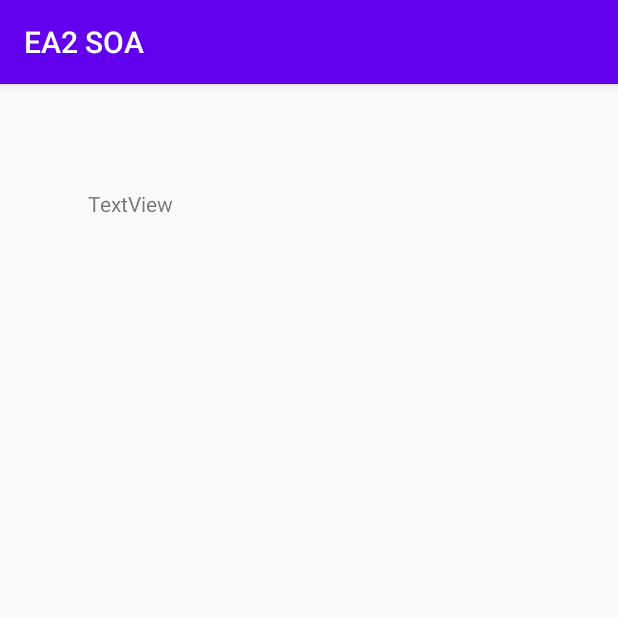
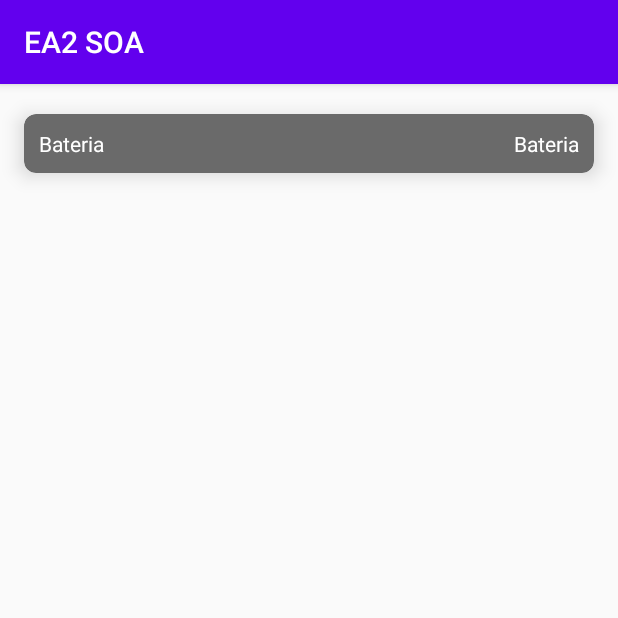
Before and after one commit to mcabre94/ea2-soa, an Android app: the MainActivity screen opened directly, with no data from a screen before it, on a phone screen of 412 x 824 dp, the top half of it. Run offline under Robolectric (Android 15) with nearby library versions, the phone set to English and light mode, and no system bars; 1 statement that could not run was skipped.

Commit message:
changelo creador de eventos
- se incorporó la api de eventos de la cátedra
- se agregó el chequeo de nivel de bateria
- se agregó el chequeo de conexión a internet

```diff
--- a/app/src/main/java/com/example/ea2soa/data/RegisterService.java
+++ b/app/src/main/java/com/example/ea2soa/data/RegisterService.java
@@ -9,6 +9,8 @@ package com.example.ea2soa.data;
 //import com.android.volley.toolbox.Volley;
 import com.example.ea2soa.ui.register.RegisterActivity;
 import com.example.ea2soa.data.model.User;
+
+import org.json.JSONObject;
 
 public class RegisterService {
 
@@ -24,12 +26,12 @@ public class RegisterService {
             protected void onFailedRegister(String errorMsg) { RegisterService.this.onFailedRegister(errorMsg); }
 
             @Override
-            protected void onRegistered() { RegisterService.this.onRegistered(); }
+            protected void onRegistered(JSONObject response) { RegisterService.this.onRegistered(response); }
         };
         asyncTask.execute(user);
     }
 
 
-    protected void onRegistered(){}
+    protected void onRegistered(JSONObject response){}
     protected void onFailedRegister(String errorMsg){}
 }
--- a/app/src/main/java/com/example/ea2soa/data/model/LoggedInData.java
+++ b/app/src/main/java/com/example/ea2soa/data/model/LoggedInData.java
@@ -3,10 +3,13 @@ package com.example.ea2soa.data.model;
 public class LoggedInData {
     private String token;
     private String refreshToken;
+    private User user;
     public String getToken() {return token;}
     public String getRefreshToken() {return refreshToken;}
+    public User getUser() {return user;}
     public void setToken(String token) {this.token = token;}
     public void setRefreshToken(String refreshToken) {this.refreshToken = refreshToken;}
+    public void setUser(User user) {this.user = user;}
 
     private static final LoggedInData loggedInData = new LoggedInData();
     public static LoggedInData getInstance() {return loggedInData;}
--- a/app/src/main/java/com/example/ea2soa/data/model/User.java
+++ b/app/src/main/java/com/example/ea2soa/data/model/User.java
@@ -44,7 +44,7 @@ public class User {
         this.password = password;
         this.password_repeat = password_repeat;
 
-        System.out.println("q ondaaaaa2");
+//        System.out.println("q ondaaaaa2");
     }
 
     public User(String nombre, String apellido, Integer dni, Integer comision, String username) {
--- a/app/src/main/java/com/example/ea2soa/ui/MainActivity.java
+++ b/app/src/main/java/com/example/ea2soa/ui/MainActivity.java
@@ -1,26 +1,56 @@
 package com.example.ea2soa.ui;
 
 import androidx.appcompat.app.AppCompatActivity;
+import androidx.cardview.widget.CardView;
 
+import android.content.BroadcastReceiver;
+import android.content.Context;
+import android.content.Intent;
+import android.content.IntentFilter;
+import android.graphics.Color;
+import android.os.BatteryManager;
 import android.os.Bundle;
+import android.util.Log;
 import android.widget.TextView;
 
 import com.example.ea2soa.R;
+import com.example.ea2soa.data.model.LoggedInData;
 import com.example.ea2soa.data.model.User;
 
 public class MainActivity extends AppCompatActivity {
 
+    private BroadcastReceiver infoBateriaReceiver;
+    private TextView nivelBateria;
+    private CardView bateriaCardView;
+
     @Override
     protected void onCreate(Bundle savedInstanceState) {
+        Log.i("bateria","arranca oncreate");
         super.onCreate(savedInstanceState);
+
         setContentView(R.layout.activity_main);
 
-        final TextView userText = findViewById(R.id.nombreUsuario);
+        nivelBateria = findViewById(R.id.nivel_bateria);
+        bateriaCardView = findViewById(R.id.bateria_card_view);
 
-//        User user = LoginRepository.getInstance(null).getLoggedInUser();
+        Log.i("MainActivity", LoggedInData.getInstance().getUser().toString());
 
-//        if(user != null){
-////            userText.setText();
-//        }
+        infoBateriaReceiver = new BroadcastReceiver() {
+            @Override
+            public void onReceive(Context context, Intent intent) {
+                Log.i("bateria",String.valueOf(intent.getIntExtra(BatteryManager.EXTRA_LEVEL,0)));
+                Integer bateria = intent.getIntExtra(BatteryManager.EXTRA_LEVEL,0);
+                nivelBateria.setText(String.valueOf(bateria).concat("%"));
+
+                if(bateria < 30){
+                    bateriaCardView.setCardBackgroundColor(Color.RED);
+                }else if (bateria < 50){
+                    bateriaCardView.setCardBackgroundColor(Color.YELLOW);
+                }else{
+                    bateriaCardView.setCardBackgroundColor(Color.GREEN);
+                }
+            }
+        };
+        this.registerReceiver(infoBateriaReceiver,new IntentFilter(Intent.ACTION_BATTERY_CHANGED));
     }
 }
--- a/app/src/main/res/layout/activity_main.xml
+++ b/app/src/main/res/layout/activity_main.xml
@@ -6,17 +6,47 @@
     android:layout_height="match_parent"
     tools:context=".ui.MainActivity">
 
-    <TextView
-        android:id="@+id/nombreUsuario"
-        android:layout_width="295dp"
+    <androidx.cardview.widget.CardView
+        android:id="@+id/bateria_card_view"
+        android:layout_width="380dp"
         android:layout_height="wrap_content"
-        android:layout_marginStart="24dp"
-        android:layout_marginLeft="24dp"
-        android:layout_marginTop="70dp"
-        android:layout_marginEnd="24dp"
-        android:layout_marginRight="24dp"
-        android:text="TextView"
+        android:layout_marginTop="20dp"
+        android:paddingTop="10dp"
+        android:paddingBottom="10dp"
+        app:cardBackgroundColor="#6A6A6A"
+        app:cardCornerRadius="8dp"
+        app:cardElevation="8dp"
         app:layout_constraintEnd_toEndOf="parent"
         app:layout_constraintStart_toStartOf="parent"
-        app:layout_constraintTop_toTopOf="parent" />
+        app:layout_constraintTop_toTopOf="parent">
+
+        <androidx.constraintlayout.widget.ConstraintLayout
+            android:layout_width="match_parent"
+            android:layout_height="wrap_content"
+            android:paddingLeft="10dp"
+            android:paddingTop="10dp"
+            android:paddingRight="10dp"
+            android:paddingBottom="10dp">
+
+            <TextView
+                android:id="@+id/bateria"
+                android:layout_width="wrap_content"
+                android:layout_height="wrap_content"
+                android:text="Bateria"
+                android:textColor="#FFFFFF"
+                app:layout_constraintBottom_toBottomOf="parent"
+                app:layout_constraintTop_toTopOf="parent"
+                tools:layout_editor_absoluteX="16dp" />
+
+            <TextView
+                android:id="@+id/nivel_bateria"
+                android:layout_width="wrap_content"
+                android:layout_height="wrap_content"
+                android:text="Bateria"
+                android:textColor="#FFFFFF"
+                app:layout_constraintBottom_toBottomOf="parent"
+                app:layout_constraintEnd_toEndOf="parent"
+                app:layout_constraintTop_toTopOf="parent" />
+        </androidx.constraintlayout.widget.ConstraintLayout>
+    </androidx.cardview.widget.CardView>
 </androidx.constraintlayout.widget.ConstraintLayout>
```
Also changed, not shown: app/build.gradle (+8 -0 lines), app/src/main/AndroidManifest.xml (+8 -4 lines), app/src/main/java/com/example/ea2soa/data/HTTPRequestService.java (added, +107 -0 lines), app/src/main/java/com/example/ea2soa/data/LoginAsyncTask.java (+19 -30 lines), app/src/main/java/com/example/ea2soa/data/LoginService.java (+6 -6 lines), app/src/main/java/com/example/ea2soa/data/NetworkService.java (added, +13 -0 lines), app/src/main/java/com/example/ea2soa/data/RegisterAsyncTask.java (+23 -39 lines), app/src/main/java/com/example/ea2soa/data/RegisterEventService.java (added, +70 -0 lines), app/src/main/java/com/example/ea2soa/data/RegisterServiceCallbackInterface.java (added, +7 -0 lines), app/src/main/java/com/example/ea2soa/ui/login/LoginActivity.java (+80 -36 lines), app/src/main/java/com/example/ea2soa/ui/register/RegisterActivity.java (+33 -14 lines), app/src/main/res/layout/activity_login.xml (+12 -0 lines), app/src/main/res/layout/activity_register.xml (+12 -0 lines).
